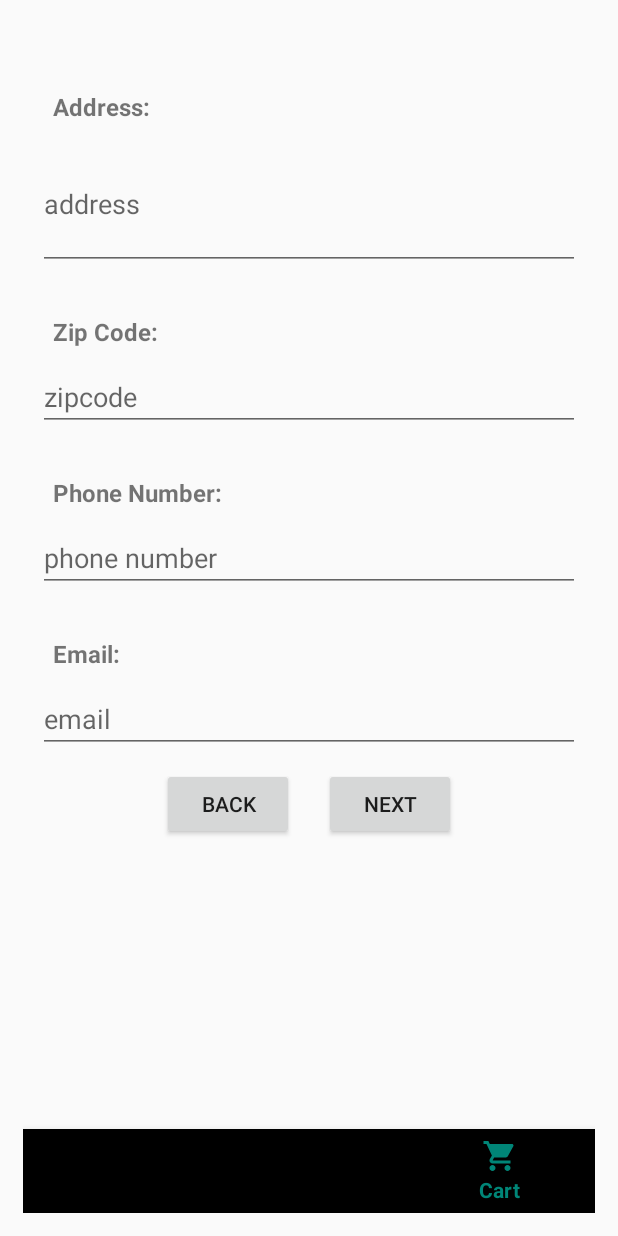
After one commit to musiracodes/mama-mboga-app, an Android app: the fragment CartSecondFragment placed in its activity, on a phone screen of 412 x 824 dp. The commit adds this screen. Run offline under Robolectric (Android 15) with nearby library versions, the phone set to English and light mode, and no system bars.

Commit message:
created second cart fragment

```diff
--- a/app/src/main/java/ke/co/musira/mamamboga/CartRecViewAdapter.java
+++ b/app/src/main/java/ke/co/musira/mamamboga/CartRecViewAdapter.java
@@ -62,7 +62,7 @@ public class CartRecViewAdapter extends RecyclerView.Adapter<CartRecViewAdapter.
             public void onClick(View v) {
                 AlertDialog.Builder builder = new AlertDialog.Builder(fragment.getActivity())
                         .setTitle("Delete Item")
-                        .setMessage("Do you want to delete " + items.get(position).getName() + "?")
+                        .setMessage("Are you sure you want to delete " + items.get(position).getName() + "?")
                         .setNegativeButton("No", new DialogInterface.OnClickListener() {
                             @Override
                             public void onClick(DialogInterface dialog, int which) {
--- /dev/null
+++ b/app/src/main/java/ke/co/musira/mamamboga/CartSecondFragment.java
@@ -0,0 +1,177 @@
+package ke.co.musira.mamamboga;
+
+import android.content.Context;
+import android.content.DialogInterface;
+import android.os.Bundle;
+import android.util.Log;
+import android.view.LayoutInflater;
+import android.view.View;
+import android.view.ViewGroup;
+import android.view.inputmethod.InputMethodManager;
+import android.widget.Button;
+import android.widget.EditText;
+import android.widget.RelativeLayout;
+
+import androidx.annotation.NonNull;
+import androidx.annotation.Nullable;
+import androidx.appcompat.app.AlertDialog;
+import androidx.core.widget.NestedScrollView;
+import androidx.fragment.app.Fragment;
+
+import ke.co.musira.mamamboga.Models.Order;
+
+public class CartSecondFragment extends Fragment {
+    private static final String TAG = "CartSecondFragment";
+
+    private EditText edtTxtAddress, edtTxtZipCode, edtTxtPhoneNumber, edtTxtEmail;
+    private Button btnBack, btnNext;
+    private RelativeLayout parent, addressRelLayout, emailRelLayout, phoneNumberRelLayout, zipCodeRelLayout;
+    private NestedScrollView nestedScrollView;
+
+    private Order incomingOrder;
+
+    @Nullable
+    @Override
+    public View onCreateView(@NonNull LayoutInflater inflater, @Nullable ViewGroup container, @Nullable Bundle savedInstanceState) {
+        View view = inflater.inflate(R.layout.fragment_second_cart, container, false);
+
+        initViews(view);
+
+        Bundle bundle = getArguments();
+        if (null != bundle) {
+            incomingOrder = bundle.getParcelable("order");
+        }
+
+        btnBack.setOnClickListener(new View.OnClickListener() {
+            @Override
+            public void onClick(View v) {
+                getActivity().getSupportFragmentManager().beginTransaction()
+                        .replace(R.id.fragment_container, new CartFirstFragment()).commit();
+            }
+        });
+
+        btnNext.setOnClickListener(new View.OnClickListener() {
+            @Override
+            public void onClick(View v) {
+                if (validateData()) {
+                    passData();
+                }else {
+                    AlertDialog.Builder builder = new AlertDialog.Builder(getActivity())
+                            .setTitle("Error")
+                            .setMessage("Please fill all of the fields")
+                            .setPositiveButton("Dismiss", new DialogInterface.OnClickListener() {
+                                @Override
+                                public void onClick(DialogInterface dialog, int which) {
+
+                                }
+                            });
+                    builder.create().show();
+                }
+            }
+        });
+
+        initRelLayouts();
+
+        return view;
+    }
+
+    private void passData() {
+        Log.d(TAG, "passData: started");
+
+        Bundle bundle = new Bundle();
+        bundle.putParcelable("order", incomingOrder);
+
+    }
+
+    private boolean validateData () {
+        Log.d(TAG, "validateData: started");
+        if (edtTxtAddress.getText().toString().equals("")) {
+            return false;
+        }
+        if (edtTxtEmail.getText().toString().equals("")) {
+            return false;
+        }
+
+        if (edtTxtZipCode.getText().toString().equals("")) {
+            return false;
+        }
+
+        if (edtTxtPhoneNumber.getText().toString().equals("")) {
+            return false;
+        }
+
+        return true;
+    }
+
+    private void initViews(View view) {
+        Log.d(TAG, "initViews: started");
+
+        edtTxtAddress = (EditText) view.findViewById(R.id.edtTxtAddress);
+        edtTxtZipCode = (EditText) view.findViewById(R.id.edtTxtZipCode);
+        edtTxtPhoneNumber = (EditText) view.findViewById(R.id.edtTxtPhoneNumber);
+        edtTxtEmail = (EditText) view.findViewById(R.id.edtTxtEmail);
+
+        btnBack = (Button) view.findViewById(R.id.btnBack);
+        btnNext = (Button) view.findViewById(R.id.btnNext);
+
+        parent = (RelativeLayout) view.findViewById(R.id.parent);
+        addressRelLayout = (RelativeLayout) view.findViewById(R.id.addressRelLayout);
+        emailRelLayout = (RelativeLayout) view.findViewById(R.id.emailRelLayout);
+        phoneNumberRelLayout = (RelativeLayout) view.findViewById(R.id.phoneNumberRelLayout);
+        zipCodeRelLayout = (RelativeLayout) view.findViewById(R.id.zipCodeRelLayout);
+        nestedScrollView = (NestedScrollView) view.findViewById(R.id.nestedScrollView);
+    }
+
+    private void closeKeyboard () {
+        View view = getActivity().getCurrentFocus();
+        if (null != view) {
+            InputMethodManager imm = (InputMethodManager) getActivity().getSystemService(Context.INPUT_METHOD_SERVICE);
+            imm.hideSoftInputFromWindow(view.getWindowToken(), 0);
+        }
+    }
+
+    private void initRelLayouts () {
+        Log.d(TAG, "initRelLayouts: started");
+        parent.setOnClickListener(new View.OnClickListener() {
+            @Override
+            public void onClick(View v) {
+                closeKeyboard();
+            }
+        });
+
+        addressRelLayout.setOnClickListener(new View.OnClickListener() {
+            @Override
+            public void onClick(View v) {
+                closeKeyboard();
+            }
+        });
+
+        emailRelLayout.setOnClickListener(new View.OnClickListener() {
+            @Override
+            public void onClick(View v) {
+                closeKeyboard();
+            }
+        });
+
+        phoneNumberRelLayout.setOnClickListener(new View.OnClickListener() {
+            @Override
+            public void onClick(View v) {
+                closeKeyboard();
+            }
+        });
+
+        zipCodeRelLayout.setOnClickListener(new View.OnClickListener() {
+            @Override
+            public void onClick(View v) {
+                closeKeyboard();
+            }
+        });
+
+        nestedScrollView.setOnScrollChangeListener(new NestedScrollView.OnScrollChangeListener() {
+            @Override
+            public void onScrollChange(NestedScrollView v, int scrollX, int scrollY, int oldScrollX, int oldScrollY) {
+                closeKeyboard();
+            }
+        });
+    }
+}
--- a/app/src/main/java/ke/co/musira/mamamboga/GroceryItemActivity.java
+++ b/app/src/main/java/ke/co/musira/mamamboga/GroceryItemActivity.java
@@ -93,6 +93,9 @@ public class GroceryItemActivity extends AppCompatActivity implements AddReviewD
             @Override
             public void onClick(View v) {
                 utils.addItemToCart(incomingItem.getId());
+                Intent intent = new Intent(GroceryItemActivity.this, CartActivity.class);
+                intent.setFlags(Intent.FLAG_ACTIVITY_CLEAR_TASK | Intent.FLAG_ACTIVITY_NEW_TASK);
+                startActivity(intent);
             }
         });
 
--- a/app/src/main/res/layout/fragment_first_cart.xml
+++ b/app/src/main/res/layout/fragment_first_cart.xml
@@ -32,7 +32,7 @@
     <TextView
         android:layout_width="wrap_content"
         android:layout_height="wrap_content"
-        android:text="SUM: Kshs. "
+        android:text="TOTAL:  Kshs."
         android:layout_above="@+id/btnNext"
         android:layout_marginBottom="20dp"
         android:textColor="@color/colorAccent"
--- /dev/null
+++ b/app/src/main/res/layout/fragment_second_cart.xml
@@ -0,0 +1,162 @@
+<?xml version="1.0" encoding="utf-8"?>
+<RelativeLayout xmlns:android="http://schemas.android.com/apk/res/android"
+    android:layout_width="match_parent"
+    android:layout_height="match_parent"
+    android:id="@+id/parent">
+
+    <androidx.core.widget.NestedScrollView
+        android:layout_width="match_parent"
+        android:layout_height="match_parent"
+        android:layout_marginBottom="50dp"
+        android:layout_centerVertical="true"
+        android:id="@+id/nestedScrollView">
+
+
+        <RelativeLayout
+            android:layout_width="match_parent"
+            android:layout_height="match_parent">
+
+            <RelativeLayout
+                android:layout_width="match_parent"
+                android:layout_height="wrap_content"
+                android:id="@+id/addressRelLayout">
+
+                <TextView
+                    android:layout_width="wrap_content"
+                    android:layout_height="wrap_content"
+                    android:id="@+id/addressExplain"
+                    android:text="Address: "
+                    android:textSize="16sp"
+                    android:textStyle="bold"
+                    android:layout_marginTop="20dp"
+                    android:layout_marginLeft="20dp"/>
+
+                <EditText
+                    android:layout_width="match_parent"
+                    android:layout_height="wrap_content"
+                    android:hint="address"
+                    android:lines="3"
+                    android:layout_below="@+id/addressExplain"
+                    android:layout_marginTop="10dp"
+                    android:layout_marginRight="10dp"
+                    android:layout_marginLeft="10dp"
+                    android:id="@+id/edtTxtAddress"/>
+
+            </RelativeLayout>
+
+            <RelativeLayout
+                android:layout_width="match_parent"
+                android:layout_height="wrap_content"
+                android:id="@+id/zipCodeRelLayout"
+                android:layout_below="@+id/addressRelLayout"
+                android:layout_marginTop="10dp">
+
+                <TextView
+                    android:layout_width="wrap_content"
+                    android:layout_height="wrap_content"
+                    android:id="@+id/zipCodeExplain"
+                    android:text="Zip Code: "
+                    android:textSize="16sp"
+                    android:textStyle="bold"
+                    android:layout_marginTop="20dp"
+                    android:layout_marginLeft="20dp"/>
+
+                <EditText
+                    android:layout_width="match_parent"
+                    android:layout_height="wrap_content"
+                    android:hint="zipcode"
+                    android:layout_below="@+id/zipCodeExplain"
+                    android:layout_marginTop="10dp"
+                    android:layout_marginRight="10dp"
+                    android:layout_marginLeft="10dp"
+                    android:id="@+id/edtTxtZipCode"/>
+
+            </RelativeLayout>
+
+            <RelativeLayout
+                android:layout_width="match_parent"
+                android:layout_height="wrap_content"
+                android:id="@+id/phoneNumberRelLayout"
+                android:layout_below="@+id/zipCodeRelLayout"
+                android:layout_marginTop="10dp">
+
+                <TextView
+                    android:layout_width="wrap_content"
+                    android:layout_height="wrap_content"
+                    android:id="@+id/phoneNumberExplain"
+                    android:text="Phone Number: "
+                    android:textSize="16sp"
+                    android:textStyle="bold"
+                    android:layout_marginTop="20dp"
+                    android:layout_marginLeft="20dp"/>
+
+                <EditText
+                    android:layout_width="match_parent"
+                    android:layout_height="wrap_content"
+                    android:hint="phone number"
+                    android:layout_below="@+id/phoneNumberExplain"
+                    android:layout_marginTop="10dp"
+                    android:layout_marginRight="10dp"
+                    android:layout_marginLeft="10dp"
+                    android:id="@+id/edtTxtPhoneNumber"/>
+
+            </RelativeLayout>
+
+            <RelativeLayout
+                android:layout_width="match_parent"
+                android:layout_height="wrap_content"
+                android:id="@+id/emailRelLayout"
+                android:layout_below="@+id/phoneNumberRelLayout"
+                android:layout_marginTop="10dp">
+
+                <TextView
+                    android:layout_width="wrap_content"
+                    android:layout_height="wrap_content"
+                    android:id="@+id/emailExplain"
+                    android:text="Email: "
+                    android:textSize="16sp"
+                    android:textStyle="bold"
+                    android:layout_marginTop="20dp"
+                    android:layout_marginLeft="20dp"/>
+
+                <EditText
+                    android:layout_width="match_parent"
+                    android:layout_height="wrap_content"
+                    android:hint="email"
+                    android:layout_below="@+id/emailExplain"
+                    android:layout_marginTop="10dp"
+                    android:layout_marginRight="10dp"
+                    android:layout_marginLeft="10dp"
+                    android:id="@+id/edtTxtEmail"/>
+
+            </RelativeLayout>
+
+            <RelativeLayout
+                android:layout_width="wrap_content"
+                android:layout_height="wrap_content"
+                android:id="@+id/buttonsRelLayout"
+                android:layout_below="@+id/emailRelLayout"
+                android:layout_marginTop="10dp"
+                android:layout_centerHorizontal="true">
+
+                <Button
+                    android:layout_width="wrap_content"
+                    android:layout_height="wrap_content"
+                    android:text="back"
+                    android:id="@+id/btnBack"/>
+
+                <Button
+                    android:layout_width="wrap_content"
+                    android:layout_height="wrap_content"
+                    android:text="next"
+                    android:id="@+id/btnNext"
+                    android:layout_toRightOf="@+id/btnBack"
+                    android:layout_marginLeft="20dp"/>
+
+            </RelativeLayout>
+
+        </RelativeLayout>
+
+    </androidx.core.widget.NestedScrollView>
+
+</RelativeLayout>
```
Also changed, not shown: app/src/main/java/ke/co/musira/mamamboga/CartFirstFragment.java (+35 -13 lines), app/src/main/java/ke/co/musira/mamamboga/Models/Order.java (added, +163 -0 lines), app/src/main/java/ke/co/musira/mamamboga/Utils.java (+12 -5 lines).
